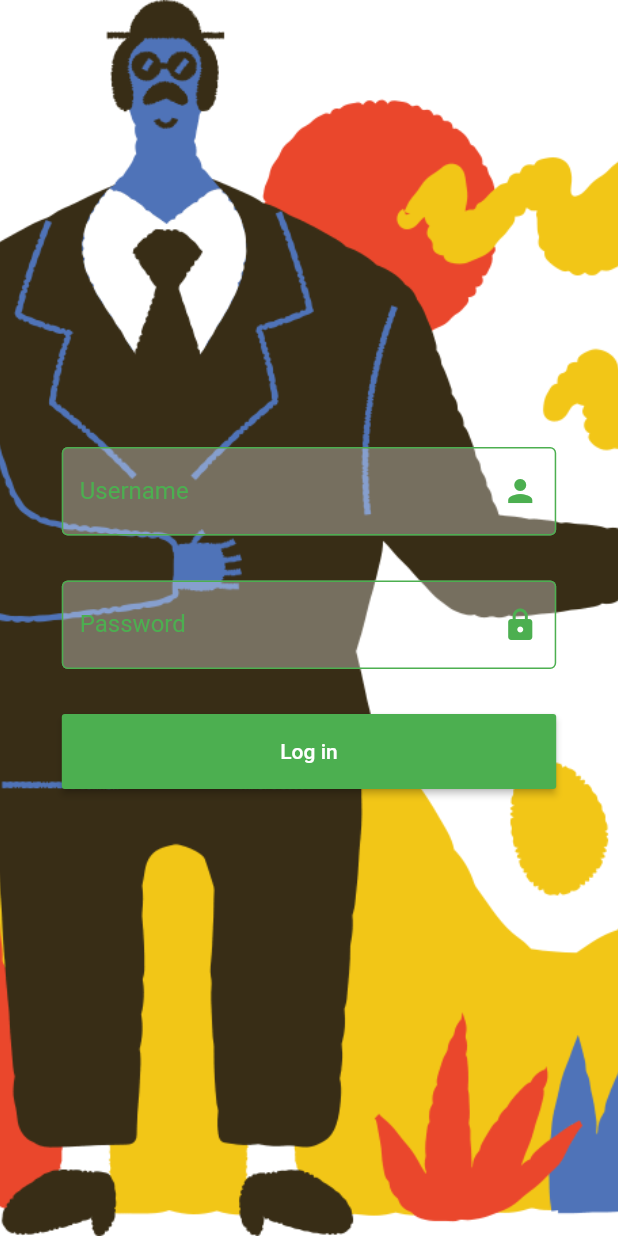
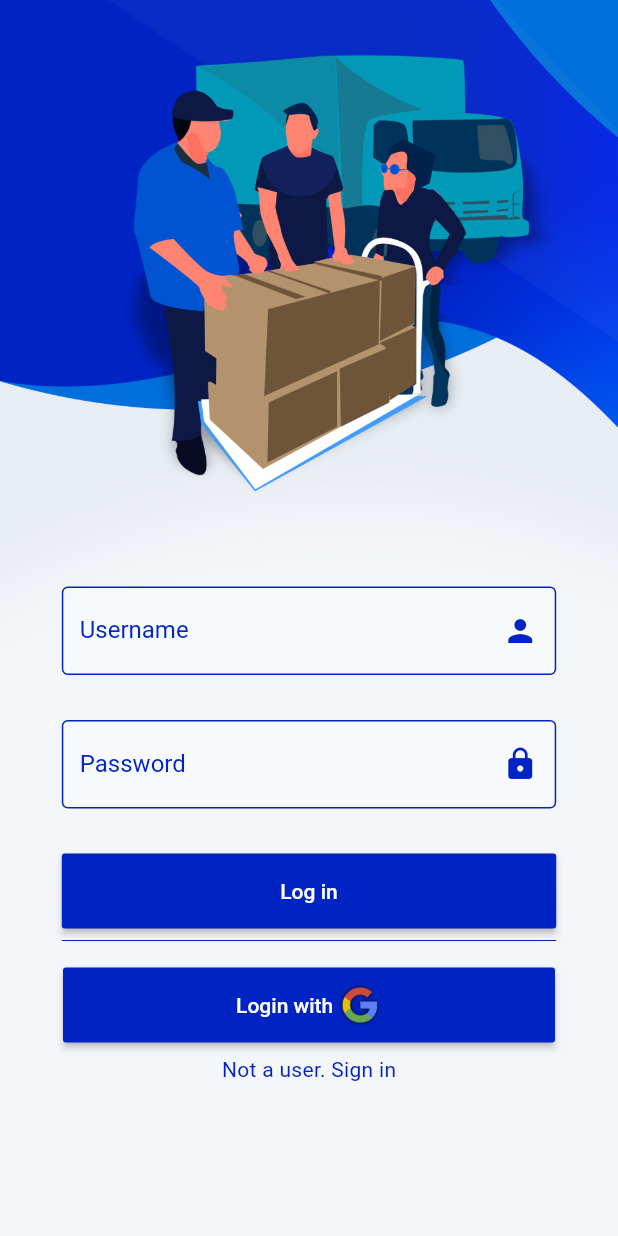
Before and after one commit to AjeshAjayan/grocery_shop_user, a Flutter app: the screen it shows after launch, on a phone screen of 412 x 824 dp. Run offline on Flutter 3.47's test engine with Material 2 defaults, Android fonts, the phone set to English and light mode, and no system bars; Roboto replaces fonts that are missing (WorkSans).

Commit message:
first commit

```diff
--- a/lib/login.dart
+++ b/lib/login.dart
@@ -8,6 +8,7 @@ class Login extends StatefulWidget {
 }
 
 class _LoginState extends State<Login> {
+  Color primaryColor = new Color(0xFF0024c3);
   @override
   Widget build(BuildContext context) {
     return Scaffold(
@@ -16,38 +17,41 @@ class _LoginState extends State<Login> {
         child: Container(
           decoration: BoxDecoration(
             image: DecorationImage(
-              image: AssetImage("assets/images/bermuda-welcome.png"),
+              image: AssetImage("assets/images/login_bg.jpg"),
               fit: BoxFit.cover,
             ),
           ),
           child: Center(
+            child: FractionallySizedBox(
+              heightFactor: 0.75,
               child: Column(
-              mainAxisAlignment: MainAxisAlignment.center,
+                mainAxisSize: MainAxisSize.max,
+                mainAxisAlignment: MainAxisAlignment.end,
                 children: [
                   Container(
                     padding: EdgeInsets.only(bottom: 30),
                     child: FractionallySizedBox(
                       widthFactor: 0.8,
                       child: TextFormField(
-                      cursorColor: Colors.green,
+                        cursorColor: primaryColor,
                         decoration: InputDecoration(
                           filled: true,
                           fillColor: Color(0x50FEFEFE),
                           suffixIcon: Icon(
                             Icons.person,
-                          color: Colors.green,
+                            color: primaryColor,
                           ),
                           border: const OutlineInputBorder(),
                           labelText: "Username",
-                        labelStyle: TextStyle(color: Colors.green),
+                          labelStyle: TextStyle(color: primaryColor),
                           enabledBorder: OutlineInputBorder(
                             borderSide: BorderSide(
-                            color: Colors.green,
+                              color: primaryColor,
                             ),
                           ),
                           focusedBorder: OutlineInputBorder(
                             borderSide: BorderSide(
-                            color: Colors.green,
+                              color: primaryColor,
                             ),
                           ),
                         ),
@@ -59,27 +63,27 @@ class _LoginState extends State<Login> {
                       widthFactor: 0.8,
                       child: TextFormField(
                         obscureText: true,
-                      cursorColor: Colors.green,
+                        cursorColor: primaryColor,
                         decoration: InputDecoration(
                           filled: true,
                           fillColor: Color(0x50FFFFFF),
                           suffixIcon: Icon(
                             Icons.lock,
-                          color: Colors.green,
+                            color: primaryColor,
                           ),
                           border: OutlineInputBorder(),
                           labelText: "Password",
                           labelStyle: TextStyle(
-                          color: Colors.green,
+                            color: primaryColor,
                           ),
                           enabledBorder: OutlineInputBorder(
                             borderSide: BorderSide(
-                            color: Colors.green,
+                              color: primaryColor,
                             ),
                           ),
                           focusedBorder: OutlineInputBorder(
                             borderSide: BorderSide(
-                            color: Colors.green,
+                              color: primaryColor,
                             ),
                           ),
                         ),
@@ -94,7 +98,7 @@ class _LoginState extends State<Login> {
                         children: [
                           Expanded(
                             child: RaisedButton(
-                            color: Colors.green,
+                              color: primaryColor,
                               child: Container(
                                 height: 50,
                                 child: Center(
@@ -119,8 +123,67 @@ class _LoginState extends State<Login> {
                         ],
                       ),
                     ),
+                  ),
+                  FractionallySizedBox(
+                    widthFactor: 0.8,
+                    child: Divider(
+                      color: primaryColor,
+                    ),
+                  ),
+                  Padding(
+                    padding: EdgeInsets.symmetric(vertical: 10, horizontal: 5),
+                    child: RaisedButton(
+                      onPressed: () {},
+                      color: primaryColor,
+                      child: FractionallySizedBox(
+                        widthFactor: 0.8,
+                        child: Container(
+                          height: 50,
+                          child: Row(
+                            mainAxisAlignment: MainAxisAlignment.center,
+                            children: [
+                              Text(
+                                'Login with',
+                                style: TextStyle(color: Colors.white),
+                              ),
+                              Container(
+                                padding: EdgeInsets.only(
+                                  top: 10,
+                                  left: 3,
+                                  bottom: 10,
+                                ),
+                                child: Image(
+                                  image: AssetImage(
+                                    "assets/images/google_icon_logo.jpg",
+                                  ),
+                                ),
+                              ),
+                            ],
+                          ),
+                        ),
+                      ),
+                    ),
+                  ),
+                  Center(
+                    child: Row(
+                      mainAxisAlignment: MainAxisAlignment.center,
+                      children: [
+                        Text(
+                          'Not a user. ',
+                          style: TextStyle(color: primaryColor),
+                        ),
+                        InkWell(
+                          child: Text(
+                            'Sign in',
+                            style: TextStyle(color: primaryColor),
+                          ),
+                          onTap: () {},
                         )
                       ],
+                    ),
+                  )
+                ],
+              ),
             ),
           ),
         ),
--- a/pubspec.yaml
+++ b/pubspec.yaml
@@ -23,7 +23,6 @@ environment:
 dependencies:
   flutter:
     sdk: flutter
-
 
   # The following adds the Cupertino Icons font to your application.
   # Use with the CupertinoIcons class for iOS style icons.
```
Also changed, not shown: assets/icon/icons.png (added), assets/images/google_icon_logo.jpg (added), assets/images/login_bg.jpg (added), 6 other files. Lines whose indentation alone changed are shown as unchanged.
